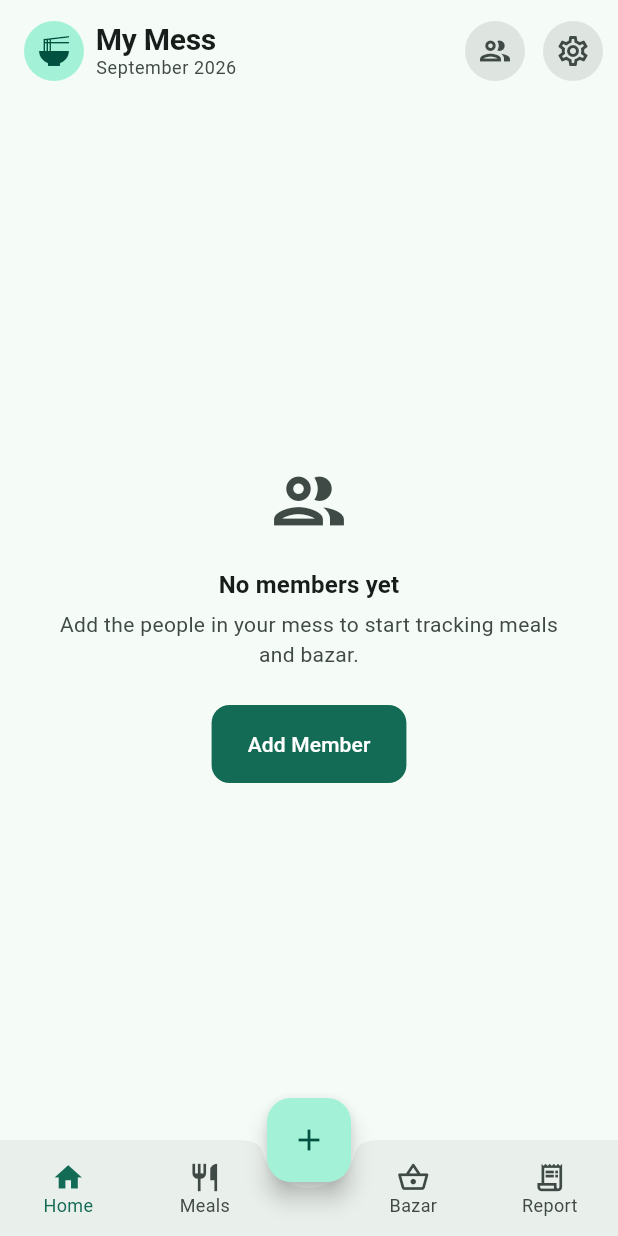
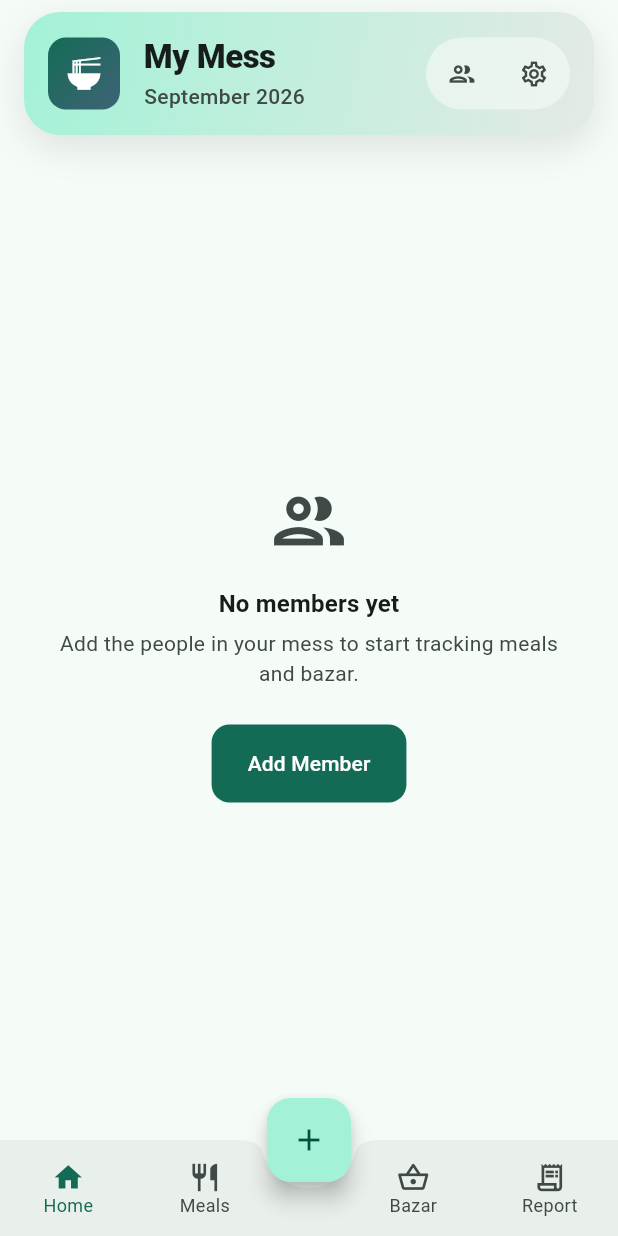
Before and after one commit to pulok1/messfellows, a Flutter app: the screen it shows after launch, after a tap on "Create Mess", on a phone screen of 412 x 824 dp. Run offline on Flutter 3.47's test engine with Material 3 defaults, Android fonts, the phone set to English and light mode, and no system bars; our stand-ins replace drift, drift_flutter, file_picker, flutter_riverpod, share_plus; accounts and stored records are empty; generated files the repository leaves out were written again.

Commit message:
feat(ui): turn the dashboard topbar into a floating header card
Replaces the flat AppBar with DashboardHeaderCard: a rounded,
gradient-filled card floating above the content with its own shadow,
a gradient app icon, mess name + month subtitle, and Members/Settings
grouped into one tonal action pill. Reads as a distinct element from
the page content instead of a bar flush to the screen edges.

```diff
--- a/lib/features/dashboard/dashboard_screen.dart
+++ b/lib/features/dashboard/dashboard_screen.dart
@@ -10,6 +10,7 @@ import '../members/member_detail_screen.dart';
 import '../members/members_screen.dart';
 import '../settings/settings_screen.dart';
 import '../shared/widgets/empty_state.dart';
+import 'widgets/dashboard_header_card.dart';
 import 'widgets/settlement_tile.dart';
 import 'widgets/stat_tile.dart';
 
@@ -29,64 +30,22 @@ class DashboardScreen extends ConsumerWidget {
       monthCalculationProvider((messId: mess.id, year: now.year, month: now.month)),
     );
 
-    final colorScheme = Theme.of(context).colorScheme;
-
     return Scaffold(
-      appBar: AppBar(
-        toolbarHeight: 68,
-        titleSpacing: AppSpacing.md,
-        title: Row(
+      body: SafeArea(
+        child: Column(
           children: [
-            CircleAvatar(
-              radius: 20,
-              backgroundColor: colorScheme.primaryContainer,
-              foregroundColor: colorScheme.onPrimaryContainer,
-              child: const Icon(Icons.ramen_dining),
-            ),
-            const SizedBox(width: AppSpacing.sm),
-            Expanded(
-              child: Column(
-                mainAxisSize: MainAxisSize.min,
-                crossAxisAlignment: CrossAxisAlignment.start,
-                children: [
-                  Text(
-                    mess.name,
-                    maxLines: 1,
-                    overflow: TextOverflow.ellipsis,
-                  ),
-                  Text(
-                    _monthYear(now),
-                    maxLines: 1,
-                    overflow: TextOverflow.ellipsis,
-                    style: Theme.of(context).textTheme.bodySmall?.copyWith(
-                      color: colorScheme.onSurfaceVariant,
-                      fontWeight: FontWeight.normal,
-                    ),
-                  ),
-                ],
-              ),
-            ),
-          ],
-        ),
-        actions: [
-          _TopBarAction(
-            tooltip: 'Members',
-            icon: Icons.group_outlined,
-            onPressed: () => Navigator.of(
+            DashboardHeaderCard(
+              mess: mess,
+              month: now,
+              onMembers: () => Navigator.of(
                 context,
               ).push(MaterialPageRoute(builder: (_) => MembersScreen(messId: mess.id))),
-          ),
-          _TopBarAction(
-            tooltip: 'Settings',
-            icon: Icons.settings_outlined,
-            onPressed: () => Navigator.of(
+              onSettings: () => Navigator.of(
                 context,
               ).push(MaterialPageRoute(builder: (_) => SettingsScreen(mess: mess))),
             ),
-          const SizedBox(width: AppSpacing.xs),
-        ],
-      ),
-      body: membersAsync.when(
+            Expanded(
+              child: membersAsync.when(
                 data: (members) {
                   if (members.isEmpty) {
                     return EmptyState(
@@ -94,16 +53,16 @@ class DashboardScreen extends ConsumerWidget {
                       title: 'No members yet',
                       message: 'Add the people in your mess to start tracking meals and bazar.',
                       actionLabel: 'Add Member',
-              onAction: () => Navigator.of(
-                context,
-              ).push(MaterialPageRoute(builder: (_) => AddEditMemberScreen(messId: mess.id))),
+                      onAction: () => Navigator.of(context).push(
+                        MaterialPageRoute(builder: (_) => AddEditMemberScreen(messId: mess.id)),
+                      ),
                     );
                   }
 
                   return ListView(
                     padding: const EdgeInsets.fromLTRB(
                       AppSpacing.md,
-              AppSpacing.md,
+                      AppSpacing.sm,
                       AppSpacing.md,
                       AppSpacing.xxl,
                     ),
@@ -114,15 +73,18 @@ class DashboardScreen extends ConsumerWidget {
                           child: Column(
                             crossAxisAlignment: CrossAxisAlignment.start,
                             children: [
-                      Text('Current Meal Rate', style: Theme.of(context).textTheme.labelMedium),
+                              Text(
+                                'Current Meal Rate',
+                                style: Theme.of(context).textTheme.labelMedium,
+                              ),
                               const SizedBox(height: AppSpacing.xs),
                               Text(
                                 calculation.hasNoMeals
                                     ? 'No meals recorded yet'
                                     : '${mess.currencySymbol}${calculation.mealRate.major.toStringAsFixed(2)}',
-                        style: Theme.of(
-                          context,
-                        ).textTheme.headlineMedium?.copyWith(fontWeight: FontWeight.bold),
+                                style: Theme.of(context).textTheme.headlineMedium?.copyWith(
+                                  fontWeight: FontWeight.bold,
+                                ),
                               ),
                             ],
                           ),
@@ -132,11 +94,17 @@ class DashboardScreen extends ConsumerWidget {
                       Row(
                         children: [
                           Expanded(
-                    child: StatTile(label: 'Total Bazar', value: calculation.totalExpense.format()),
+                            child: StatTile(
+                              label: 'Total Bazar',
+                              value: calculation.totalExpense.format(),
+                            ),
                           ),
                           const SizedBox(width: AppSpacing.md),
                           Expanded(
-                    child: StatTile(label: 'Total Meals', value: '${calculation.totalMeals}'),
+                            child: StatTile(
+                              label: 'Total Meals',
+                              value: '${calculation.totalMeals}',
+                            ),
                           ),
                         ],
                       ),
@@ -159,40 +127,10 @@ class DashboardScreen extends ConsumerWidget {
                 loading: () => const Center(child: CircularProgressIndicator()),
                 error: (_, _) => const Center(child: Text("Couldn't load your mess data.")),
               ),
-    );
-  }
-}
-
-/// A rounded, tonal top-bar icon button — reads as more modern than a bare
-/// [IconButton] and gives the action a visible tap target/background.
-class _TopBarAction extends StatelessWidget {
-  final IconData icon;
-  final String tooltip;
-  final VoidCallback onPressed;
-
-  const _TopBarAction({required this.icon, required this.tooltip, required this.onPressed});
-
-  @override
-  Widget build(BuildContext context) {
-    return Padding(
-      padding: const EdgeInsets.symmetric(horizontal: 2),
-      child: IconButton(
-        tooltip: tooltip,
-        icon: Icon(icon),
-        onPressed: onPressed,
-        style: IconButton.styleFrom(
-          backgroundColor: Theme.of(context).colorScheme.surfaceContainerHighest,
-          shape: const CircleBorder(),
+            ),
+          ],
         ),
       ),
     );
   }
 }
-
-String _monthYear(DateTime date) {
-  const months = [
-    'January', 'February', 'March', 'April', 'May', 'June',
-    'July', 'August', 'September', 'October', 'November', 'December',
-  ];
-  return '${months[date.month - 1]} ${date.year}';
-}
--- /dev/null
+++ b/lib/features/dashboard/widgets/dashboard_header_card.dart
@@ -0,0 +1,151 @@
+import 'package:flutter/material.dart';
+
+import '../../../core/theme/app_spacing.dart';
+import '../../../models/mess.dart';
+
+/// The Dashboard's header, rendered as its own floating card rather than a
+/// flat app bar — a rounded-square mess icon, the mess name, the current
+/// month as a subtitle, and the Members/Settings actions grouped into one
+/// tonal pill on the right.
+class DashboardHeaderCard extends StatelessWidget {
+  final Mess mess;
+  final DateTime month;
+  final VoidCallback onMembers;
+  final VoidCallback onSettings;
+
+  const DashboardHeaderCard({
+    super.key,
+    required this.mess,
+    required this.month,
+    required this.onMembers,
+    required this.onSettings,
+  });
+
+  @override
+  Widget build(BuildContext context) {
+    final colorScheme = Theme.of(context).colorScheme;
+    final textTheme = Theme.of(context).textTheme;
+
+    return Container(
+      margin: const EdgeInsets.fromLTRB(AppSpacing.md, AppSpacing.sm, AppSpacing.md, AppSpacing.xs),
+      padding: const EdgeInsets.all(AppSpacing.md),
+      decoration: BoxDecoration(
+        borderRadius: BorderRadius.circular(AppSpacing.sheetRadius),
+        gradient: LinearGradient(
+          begin: Alignment.topLeft,
+          end: Alignment.bottomRight,
+          colors: [colorScheme.primaryContainer, colorScheme.surfaceContainerHigh],
+        ),
+        boxShadow: [
+          BoxShadow(
+            color: colorScheme.shadow.withValues(alpha: 0.10),
+            blurRadius: 20,
+            offset: const Offset(0, 8),
+          ),
+        ],
+      ),
+      child: Row(
+        children: [
+          Container(
+            width: 48,
+            height: 48,
+            decoration: BoxDecoration(
+              borderRadius: BorderRadius.circular(AppSpacing.chipRadius),
+              gradient: LinearGradient(
+                begin: Alignment.topLeft,
+                end: Alignment.bottomRight,
+                colors: [colorScheme.primary, colorScheme.tertiary],
+              ),
+            ),
+            child: Icon(Icons.ramen_dining, color: colorScheme.onPrimary, size: 26),
+          ),
+          const SizedBox(width: AppSpacing.md),
+          Expanded(
+            child: Column(
+              mainAxisSize: MainAxisSize.min,
+              crossAxisAlignment: CrossAxisAlignment.start,
+              children: [
+                Text(
+                  mess.name,
+                  maxLines: 1,
+                  overflow: TextOverflow.ellipsis,
+                  style: textTheme.titleLarge?.copyWith(
+                    fontWeight: FontWeight.w800,
+                    letterSpacing: -0.3,
+                    color: colorScheme.onSurface,
+                  ),
+                ),
+                const SizedBox(height: 2),
+                Text(
+                  _monthYear(month),
+                  maxLines: 1,
+                  overflow: TextOverflow.ellipsis,
+                  style: textTheme.bodyMedium?.copyWith(
+                    color: colorScheme.onSurfaceVariant,
+                    fontWeight: FontWeight.w500,
+                  ),
+                ),
+              ],
+            ),
+          ),
+          const SizedBox(width: AppSpacing.sm),
+          _ActionPill(onMembers: onMembers, onSettings: onSettings),
+        ],
+      ),
+    );
+  }
+}
+
+/// Members + Settings grouped into one rounded, translucent pill instead of
+/// two separate floating icon buttons.
+class _ActionPill extends StatelessWidget {
+  final VoidCallback onMembers;
+  final VoidCallback onSettings;
+
+  const _ActionPill({required this.onMembers, required this.onSettings});
+
+  @override
+  Widget build(BuildContext context) {
+    final colorScheme = Theme.of(context).colorScheme;
+
+    return DecoratedBox(
+      decoration: BoxDecoration(
+        color: colorScheme.surface.withValues(alpha: 0.6),
+        borderRadius: BorderRadius.circular(AppSpacing.sheetRadius),
+      ),
+      child: Row(
+        mainAxisSize: MainAxisSize.min,
+        children: [
+          _PillButton(icon: Icons.group_outlined, tooltip: 'Members', onPressed: onMembers),
+          _PillButton(icon: Icons.settings_outlined, tooltip: 'Settings', onPressed: onSettings),
+        ],
+      ),
+    );
+  }
+}
+
+class _PillButton extends StatelessWidget {
+  final IconData icon;
+  final String tooltip;
+  final VoidCallback onPressed;
+
+  const _PillButton({required this.icon, required this.tooltip, required this.onPressed});
+
+  @override
+  Widget build(BuildContext context) {
+    return IconButton(
+      tooltip: tooltip,
+      icon: Icon(icon, size: 20),
+      color: Theme.of(context).colorScheme.onSurfaceVariant,
+      onPressed: onPressed,
+    );
+  }
+}
+
+String _monthYear(DateTime date) {
+  const months = [
+    'January', 'February', 'March', 'April', 'May', 'June',
+    'July', 'August', 'September', 'October', 'November', 'December',
+  ];
+  return '${months[date.month - 1]} ${date.year}';
+}
```
Lines whose indentation alone changed are shown as unchanged.
